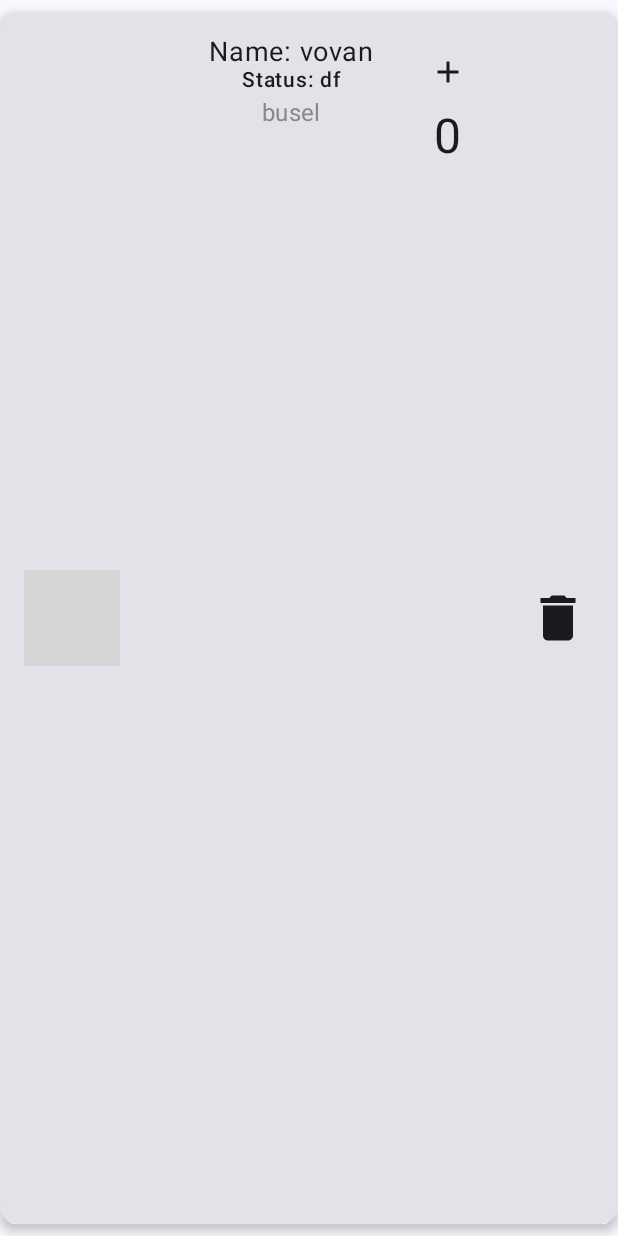
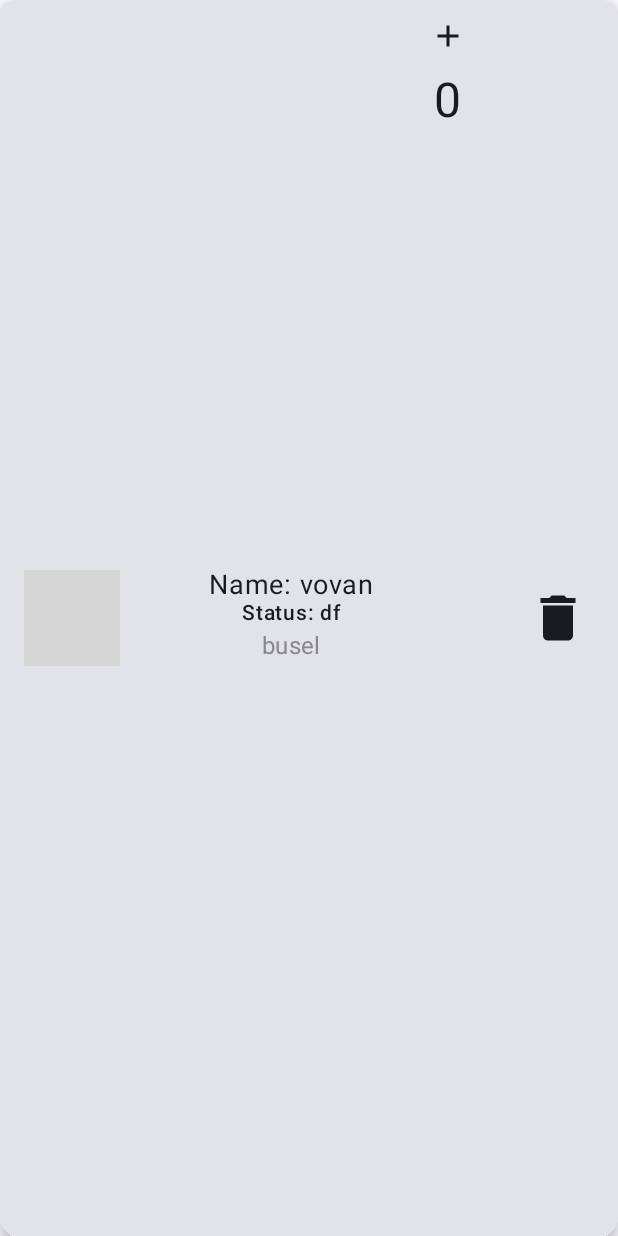
Before and after one commit to Mathmeh/COMPOSE_MAGAZIN, an Android app built with Jetpack Compose: the composable CartProductItem called with sample values from the repository, on a phone screen of 412 x 824 dp. Run offline under Robolectric (Android 15) with nearby library versions, the phone set to English and light mode, and no system bars; pictures from the network do not load; grey boxes are pictures that could not be loaded.

Commit message:
cartItem padding changed

```diff
--- a/app/src/main/java/com/example/compose_magazin/presentation/cartScreen/cartItemCard.kt
+++ b/app/src/main/java/com/example/compose_magazin/presentation/cartScreen/cartItemCard.kt
@@ -46,14 +46,13 @@ fun CartProductItem(
     }
     Card(
         modifier = Modifier
-            .fillMaxWidth()
-            .padding(vertical = 8.dp),
+            .fillMaxWidth(),
         elevation = CardDefaults.cardElevation(4.dp)
     ) {
         Row(
             modifier = Modifier
                 .fillMaxWidth()
-                .padding(16.dp),
+                .padding(horizontal = 16.dp),
             horizontalArrangement = Arrangement.SpaceBetween
         ) {
             Box(
@@ -71,12 +70,13 @@ fun CartProductItem(
 
             Column(
                 horizontalAlignment = Alignment.CenterHorizontally,
-                verticalArrangement = Arrangement.Center
+                modifier = Modifier.align(Alignment.CenterVertically
+                )
             ) {
                 Text(
                     text = "Name: ${product.name}",
                     fontSize = 18.sp,
-                    style = MaterialTheme.typography.bodyLarge
+                    style = MaterialTheme.typography.bodyLarge,
                 )
                 Text(
                     text = "Status: ${product.status}",
```
